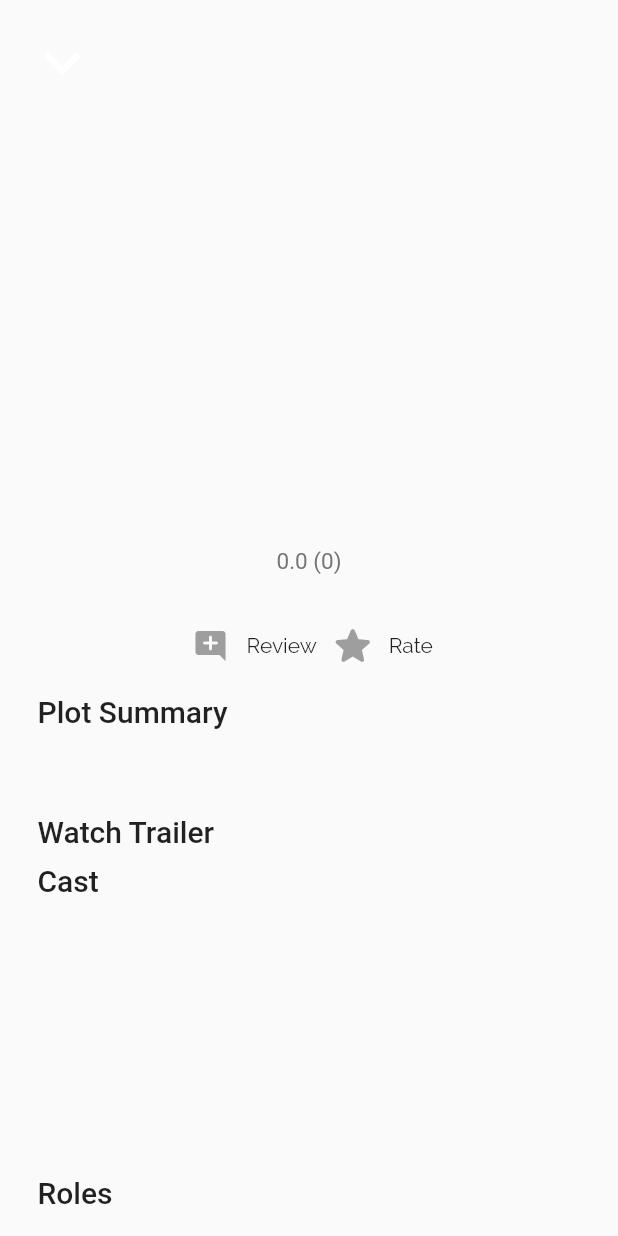
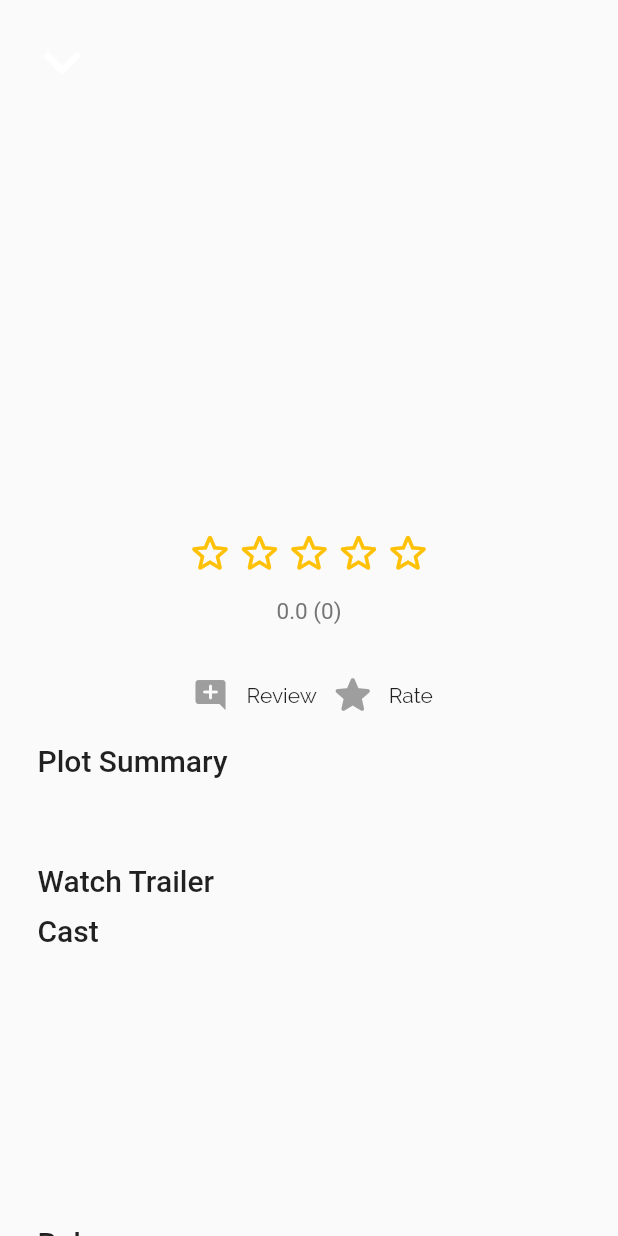
Before and after one commit to Nipun-Dew/Drama-Review-App, a Flutter app: the ItemDetailsScreen screen opened directly with empty values, on a phone screen of 412 x 824 dp. Run offline on Flutter 3.47's test engine with Material 2 defaults, Android fonts, the phone set to English and light mode, and no system bars; drawn by our look-alikes of carousel_slider; our stand-ins replace flutter_rating_bar, flutter_signin_button, jwt_decoder, shared_preferences, youtube_player_flutter; missing offline and left inert: dart:ffi, flutter_web_auth; accounts and stored records are empty; network calls fail; Roboto replaces fonts that are missing (RobotoCondensed-Light).

Commit message:
edit rating stars

```diff
--- a/lib/screens/items_screen.dart
+++ b/lib/screens/items_screen.dart
@@ -251,6 +251,19 @@ class _ItemDetailsScreenState extends State<ItemDetailsScreen> {
         ),
       );
     }
+    int length = starList.length;
+    if (length < 5) {
+      for (var i = 0; i < 5 - length; i++) {
+        starList.add(
+          Icon(
+            Icons.star_outline_rounded,
+            color: Colors.amber,
+            size: 33,
+          ),
+        );
+      }
+    }
+
     return Container(
       width: MediaQuery.of(context).size.width,
       child: Row(
```
